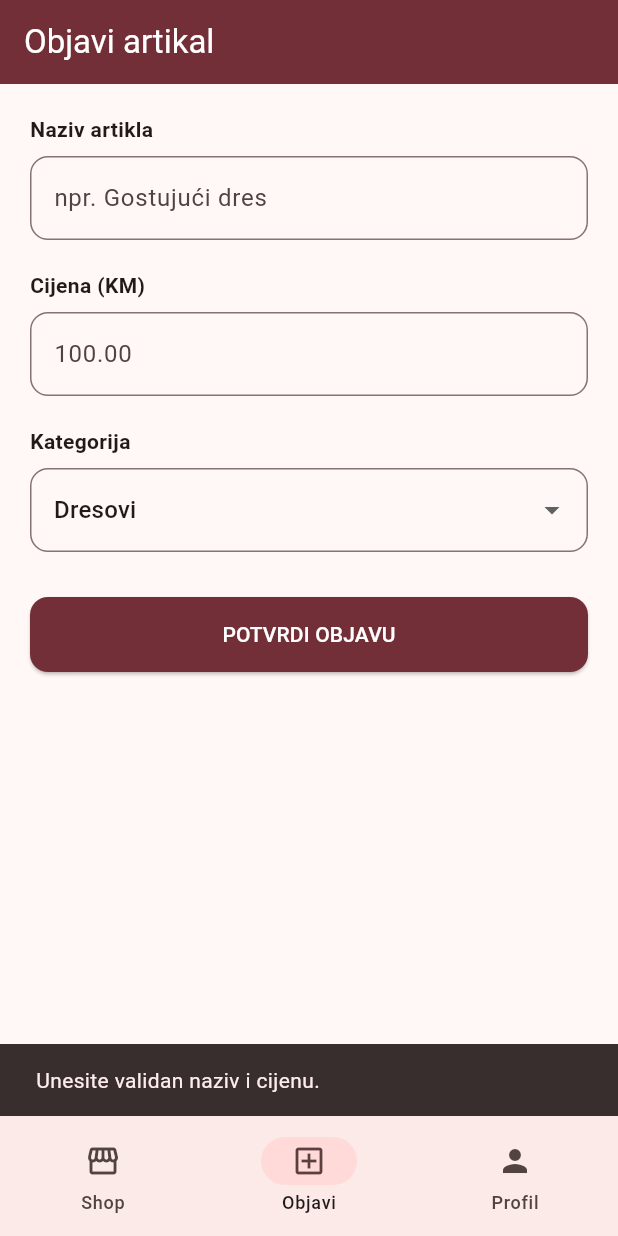
After one commit to ammmarrovaski/fks_resell, a Flutter app: the MainShell screen opened directly, item 2 of the bottom bar chosen, after a tap on "POTVRDI OBJAVU", on a phone screen of 412 x 824 dp. The commit adds this screen. Run offline on Flutter 3.47's test engine with Material 3 defaults, Android fonts, the phone set to English and light mode, and no system bars; our stand-ins replace cloud_firestore, firebase_auth, firebase_core, google_sign_in; accounts and stored records are empty.

Commit message:
Update all files

```diff
--- a/lib/pages/my_home_page.dart
+++ b/lib/pages/my_home_page.dart
@@ -1,5 +1,5 @@
 import 'package:flutter/material.dart';
-import '../flavors.dart';
+import '../src/flavors.dart';
 
 class MyHomePage extends StatelessWidget {
   const MyHomePage({super.key});
--- a/lib/src/app.dart
+++ b/lib/src/app.dart
@@ -10,6 +10,7 @@ class App extends StatelessWidget {
   Widget build(BuildContext context) {
     return MaterialApp(
       title: 'FKS Resell',
+      debugShowCheckedModeBanner: false,
       theme: ThemeData(
         colorScheme: ColorScheme.fromSeed(seedColor: const Color(0xFF6D0E1D)), // Bordo boja
         useMaterial3: true,
--- /dev/null
+++ b/lib/src/features/authentication/presentation/add_product_screen.dart
@@ -0,0 +1,84 @@
+import 'package:flutter/material.dart';
+
+class AddProductScreen extends StatefulWidget {
+  const AddProductScreen({Key? key}) : super(key: key);
+
+  @override
+  State<AddProductScreen> createState() => _AddProductScreenState();
+}
+
+class _AddProductScreenState extends State<AddProductScreen> {
+  final _titleController = TextEditingController();
+  final _priceController = TextEditingController();
+  String _selectedCategory = 'Dresovi'; // Defaultna kategorija
+
+  final List<String> _categories = ['Dresovi', 'Duksevi', 'Šalovi', 'Aksesoari'];
+
+  void _objaviArtikal() {
+    // Za sada samo ispisujemo u konzolu, kasnije povezujemo sa Firestore-om
+    print("Objavljujem: ${_titleController.text}, Cijena: ${_priceController.text}, Kategorija: $_selectedCategory");
+
+    ScaffoldMessenger.of(context).showSnackBar(
+      const SnackBar(content: Text("Artikal uspješno pripremljen za objavu!")),
+    );
+  }
+
+  @override
+  Widget build(BuildContext context) {
+    return Scaffold(
+      appBar: AppBar(title: const Text("Objavi novi artikal")),
+      body: Padding(
+        padding: const EdgeInsets.all(20.0),
+        child: SingleChildScrollView(
+          child: Column(
+            crossAxisAlignment: CrossAxisAlignment.start,
+            children: [
+              const Text("Naziv artikla", style: TextStyle(fontWeight: FontWeight.bold)),
+              const SizedBox(height: 8),
+              TextField(
+                controller: _titleController,
+                decoration: InputDecoration(
+                  hintText: "npr. Domaći dres 2024",
+                  border: OutlineInputBorder(borderRadius: BorderRadius.circular(12)),
+                ),
+              ),
+              const SizedBox(height: 20),
+              const Text("Cijena (KM)", style: TextStyle(fontWeight: FontWeight.bold)),
+              const SizedBox(height: 8),
+              TextField(
+                controller: _priceController,
+                keyboardType: TextInputType.number,
+                decoration: InputDecoration(
+                  hintText: "npr. 120",
+                  border: OutlineInputBorder(borderRadius: BorderRadius.circular(12)),
+                ),
+              ),
+              const SizedBox(height: 20),
+              const Text("Kategorija", style: TextStyle(fontWeight: FontWeight.bold)),
+              const SizedBox(height: 8),
+              DropdownButtonFormField<String>(
+                value: _selectedCategory,
+                items: _categories.map((cat) => DropdownMenuItem(value: cat, child: Text(cat))).toList(),
+                onChanged: (val) => setState(() => _selectedCategory = val!),
+                decoration: InputDecoration(
+                  border: OutlineInputBorder(borderRadius: BorderRadius.circular(12)),
+                ),
+              ),
+              const SizedBox(height: 40),
+              ElevatedButton(
+                onPressed: _objaviArtikal,
+                style: ElevatedButton.styleFrom(
+                  minimumSize: const Size.fromHeight(55),
+                  backgroundColor: Theme.of(context).primaryColor,
+                  foregroundColor: Colors.white,
+                  shape: RoundedRectangleBorder(borderRadius: BorderRadius.circular(12)),
+                ),
+                child: const Text("KREIRAJ OBJAVU", style: TextStyle(fontSize: 16)),
+              ),
+            ],
+          ),
+        ),
+      ),
+    );
+  }
+}
--- /dev/null
+++ b/lib/src/features/authentication/presentation/home_screen.dart
@@ -0,0 +1,51 @@
+import 'package:flutter/material.dart';
+
+class HomeScreen extends StatelessWidget {
+  const HomeScreen({Key? key}) : super(key: key);
+
+  @override
+  Widget build(BuildContext context) {
+    return Scaffold(
+      appBar: AppBar(
+        title: const Text('FKS Fan Shop', style: TextStyle(fontWeight: FontWeight.bold)),
+        centerTitle: true,
+      ),
+      body: Column(
+        crossAxisAlignment: CrossAxisAlignment.start,
+        children: [
+          const Padding(
+            padding: EdgeInsets.all(16.0),
+            child: Text("Kategorije", style: TextStyle(fontSize: 20, fontWeight: FontWeight.bold)),
+          ),
+          // Horizontalna lista kategorija
+          SizedBox(
+            height: 50,
+            child: ListView(
+              scrollDirection: Axis.horizontal,
+              children: [
+                _buildCategoryChip("Sve"),
+                _buildCategoryChip("Dresovi"),
+                _buildCategoryChip("Duksevi"),
+                _buildCategoryChip("Šalovi"),
+                _buildCategoryChip("Aksesoari"),
+              ],
+            ),
+          ),
+          const Expanded(
+            child: Center(child: Text("Ovdje će se učitavati artikli iz Firebase-a...")),
+          )
+        ],
+      ),
+    );
+  }
+
+  Widget _buildCategoryChip(String label) {
+    return Padding(
+      padding: const EdgeInsets.symmetric(horizontal: 8.0),
+      child: Chip(
+        label: Text(label),
+        backgroundColor: Colors.grey[200],
+      ),
+    );
+  }
+}
--- /dev/null
+++ b/lib/src/features/authentication/presentation/main_shell.dart
@@ -0,0 +1,41 @@
+import 'package:flutter/material.dart';
+import 'home_screen.dart'; // Napravit ćemo ga odmah
+import '../../shop/presentation/add_product_screen.dart'; // Za objavu artikla
+
+class MainShell extends StatefulWidget {
+  const MainShell({Key? key}) : super(key: key);
+
+  @override
+  State<MainShell> createState() => _MainShellState();
+}
+
+class _MainShellState extends State<MainShell> {
+  int _selectedIndex = 0;
+
+  // Lista ekrana kroz koje se navigira
+  final List<Widget> _screens = [
+    const HomeScreen(),        // Pregled artikala i kategorije
+    const AddProductScreen(),   // Objava novog artikla
+    const Center(child: Text('Profil i Moje objave')),
+  ];
+
+  @override
+  Widget build(BuildContext context) {
+    return Scaffold(
+      body: _screens[_selectedIndex],
+      bottomNavigationBar: NavigationBar(
+        selectedIndex: _selectedIndex,
+        onDestinationSelected: (int index) {
+          setState(() {
+            _selectedIndex = index;
+          });
+        },
+        destinations: const [
+          NavigationDestination(icon: Icon(Icons.storefront), label: 'Shop'),
+          NavigationDestination(icon: Icon(Icons.add_box_outlined), label: 'Objavi'),
+          NavigationDestination(icon: Icon(Icons.person), label: 'Profil'),
+        ],
+      ),
+    );
+  }
+}
--- /dev/null
+++ b/lib/src/features/shop/domain/product.dart
@@ -0,0 +1,31 @@
+class Product {
+  final String id;
+  final String title;
+  final double price;
+  final String category;
+  final String userId;
+
+  Product({
+    required this.id,
+    required this.title,
+    required this.price,
+    required this.category,
+    required this.userId,
+  });
+
+  factory Product.fromMap(Map<String, dynamic>? map, String documentId) {
+    // Ako je dokument prazan iz nekog razloga, vrati defaultne vrijednosti
+    if (map == null) {
+      return Product(id: documentId, title: 'Greška', price: 0.0, category: 'Ostalo', userId: '');
+    }
+
+    return Product(
+      id: documentId,
+      // Koristimo .toString() i tryParse da spriječimo pucanje aplikacije ako tip podataka nije tačan
+      title: map['title']?.toString() ?? 'Bez naziva',
+      price: double.tryParse(map['price']?.toString() ?? '0') ?? 0.0,
+      category: map['category']?.toString() ?? 'Ostalo',
+      userId: map['userId']?.toString() ?? '',
+    );
+  }
+}
--- /dev/null
+++ b/lib/src/features/shop/presentation/add_product_screen.dart
@@ -0,0 +1,129 @@
+import 'package:flutter/material.dart';
+import '../data/shop_repository.dart';
+
+class AddProductScreen extends StatefulWidget {
+  const AddProductScreen({Key? key}) : super(key: key);
+
+  @override
+  State<AddProductScreen> createState() => _AddProductScreenState();
+}
+
+class _AddProductScreenState extends State<AddProductScreen> {
+  final _titleController = TextEditingController();
+  final _priceController = TextEditingController();
+  final _shopRepo = ShopRepository();
+
+  String _selectedCategory = 'Dresovi';
+  bool _isLoading = false;
+
+  final List<String> _categories = ['Dresovi', 'Duksevi', 'Šalovi', 'Aksesoari'];
+
+  void _objaviArtikal() async {
+    final title = _titleController.text.trim();
+    final priceText = _priceController.text.trim();
+    final price = double.tryParse(priceText) ?? 0.0;
+
+    if (title.isEmpty || price <= 0) {
+      ScaffoldMessenger.of(context).showSnackBar(
+        const SnackBar(content: Text("Unesite validan naziv i cijenu.")),
+      );
+      return;
+    }
+
+    setState(() => _isLoading = true);
+
+    try {
+      await _shopRepo.addProduct(title, price, _selectedCategory);
+      if (mounted) {
+        ScaffoldMessenger.of(context).showSnackBar(
+          const SnackBar(content: Text("Artikal uspješno objavljen!"), backgroundColor: Colors.green),
+        );
+        _titleController.clear();
+        _priceController.clear();
+
+        // Automatsko zatvaranje ekrana i vraćanje nazad na prethodni
+        Navigator.of(context).pop();
+      }
+    } catch (e) {
+      if (mounted) {
+        ScaffoldMessenger.of(context).showSnackBar(
+          SnackBar(content: Text("Greška: $e"), backgroundColor: Colors.red),
+        );
+      }
+    } finally {
+      if (mounted) setState(() => _isLoading = false);
+    }
+  }
+
+  @override
+  void dispose() {
+    _titleController.dispose();
+    _priceController.dispose();
+    super.dispose();
+  }
+
+  @override
+  Widget build(BuildContext context) {
+    const bordoColor = Color(0xFF722F37);
+
+    return Scaffold(
+      appBar: AppBar(
+        title: const Text("Objavi artikal"),
+        backgroundColor: bordoColor,
+        foregroundColor: Colors.white,
+      ),
+      body: _isLoading
+        ? const Center(child: CircularProgressIndicator(color: bordoColor))
+        : Padding(
+            padding: const EdgeInsets.all(20.0),
+            child: SingleChildScrollView(
+              child: Column(
+                crossAxisAlignment: CrossAxisAlignment.start,
+                children: [
+                  const Text("Naziv artikla", style: TextStyle(fontWeight: FontWeight.bold)),
+                  const SizedBox(height: 8),
+                  TextField(
+                    controller: _titleController,
+                    decoration: InputDecoration(
+                      hintText: "npr. Gostujući dres",
+                      border: OutlineInputBorder(borderRadius: BorderRadius.circular(12)),
+                    ),
+                  ),
+                  const SizedBox(height: 20),
+                  const Text("Cijena (KM)", style: TextStyle(fontWeight: FontWeight.bold)),
+                  const SizedBox(height: 8),
+                  TextField(
+                    controller: _priceController,
+                    keyboardType: TextInputType.number,
+                    decoration: InputDecoration(
+                      hintText: "100.00",
+                      border: OutlineInputBorder(borderRadius: BorderRadius.circular(12)),
+                    ),
+                  ),
+                  const SizedBox(height: 20),
+                  const Text("Kategorija", style: TextStyle(fontWeight: FontWeight.bold)),
+                  const SizedBox(height: 8),
+                  DropdownButtonFormField<String>(
+                    value: _selectedCategory,
+                    items: _categories.map((c) => DropdownMenuItem(value: c, child: Text(c))).toList(),
+                    onChanged: (val) => setState(() => _selectedCategory = val!),
+                    decoration: InputDecoration(border: OutlineInputBorder(borderRadius: BorderRadius.circular(12))),
+                  ),
+                  const SizedBox(height: 30),
+                  ElevatedButton(
+                    onPressed: _objaviArtikal,
+                    style: ElevatedButton.styleFrom(
+                      backgroundColor: bordoColor,
+                      foregroundColor: Colors.white,
+                      minimumSize: const Size.fromHeight(50),
+                      shape: RoundedRectangleBorder(borderRadius: BorderRadius.circular(12)),
+                    ),
+                    child: const Text("POTVRDI OBJAVU"),
+                  ),
+                ],
+              ),
+            ),
+          ),
+    );
+  }
+}
--- a/pubspec.yaml
+++ b/pubspec.yaml
@@ -15,6 +15,7 @@ dependencies:
   firebase_core: ^3.1.1
   firebase_auth: ^5.1.1
   google_sign_in: ^6.2.1
+  cloud_firestore: ^5.6.12
 
 dev_dependencies:
   flutter_test:
```
Also changed, not shown: lib/src/features/authentication/presentation/login_screen.dart (+14 -3 lines), lib/src/features/shop/data/shop_repository.dart (added, +42 -0 lines), pubspec.lock, 3 other files.
